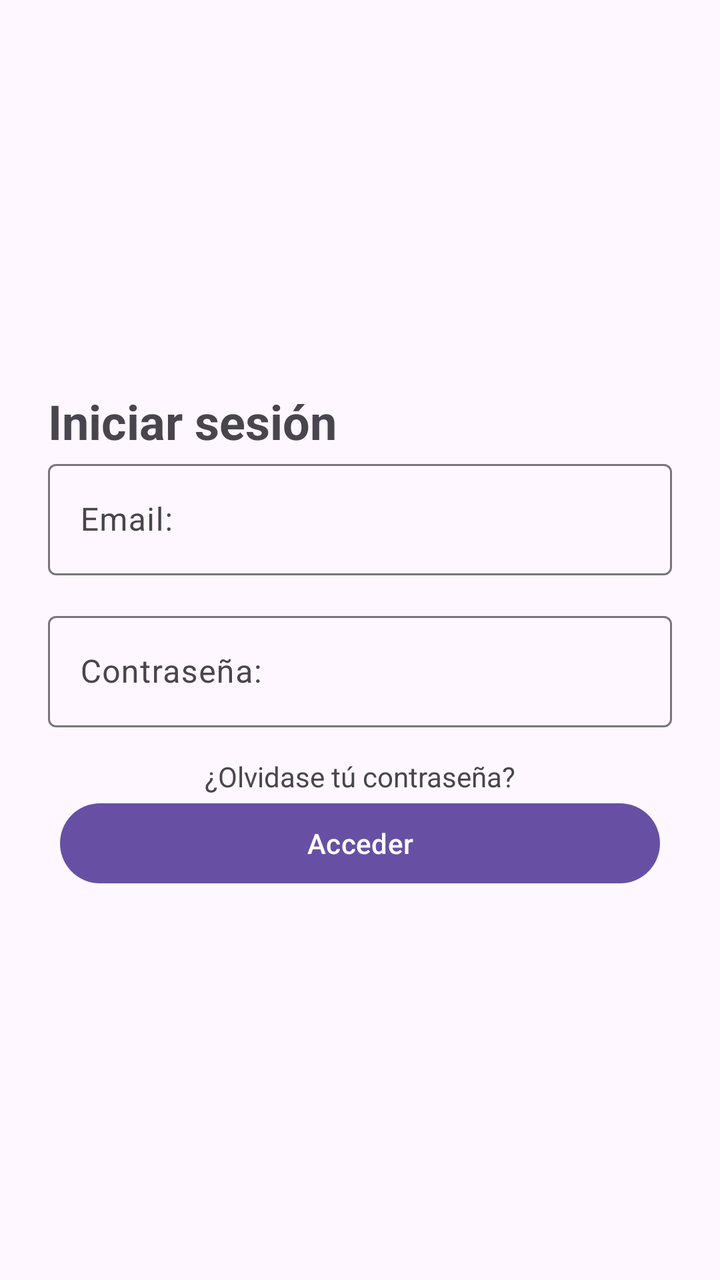
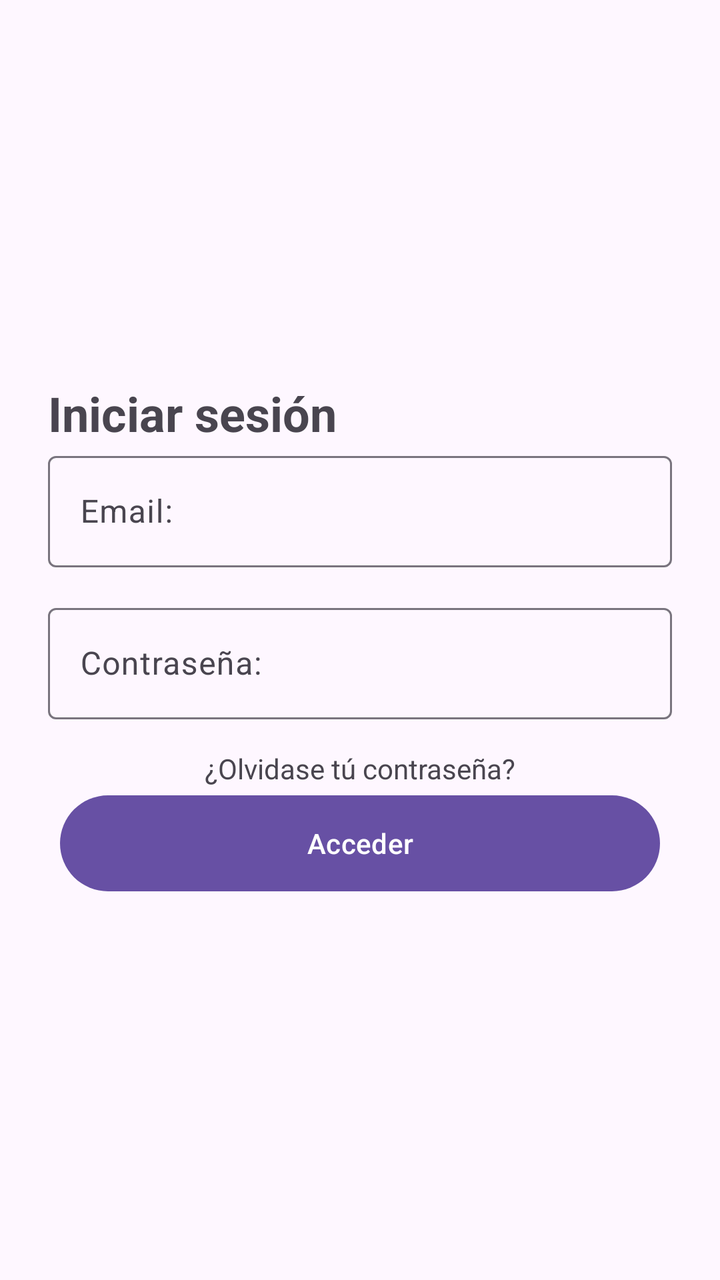

Screens rendered from an Android XML layout before and after an edit, with the pre-edit source and the edit as a unified diff.
<!-- AndroidManifest.xml: application theme Theme.CestaFamiliar -->
<!-- res/layout/activity_login.xml -->
<?xml version="1.0" encoding="utf-8"?>
<LinearLayout xmlns:android="http://schemas.android.com/apk/res/android"
    xmlns:app="http://schemas.android.com/apk/res-auto"
    android:id="@+id/nombre"
    android:layout_width="match_parent"
    android:layout_height="match_parent"
    android:layout_gravity="end"
    android:gravity="center"
    android:orientation="vertical"
    android:padding="24dp">

    <TextView
        android:id="@+id/tvTitulo"
        android:layout_width="match_parent"
        android:layout_height="wrap_content"
        android:text="Iniciar sesión"
        android:textSize="24sp"
        android:textStyle="bold" />

    <com.google.android.material.textfield.TextInputLayout
        android:layout_width="match_parent"
        android:layout_height="76dp"
        app:hintAnimationEnabled="false">

        <com.google.android.material.textfield.TextInputEditText
            android:id="@+id/tinputEmail"
            android:layout_width="match_parent"
            android:layout_height="wrap_content"
            android:hint="Email:"
            android:inputType="textEmailAddress" />
    </com.google.android.material.textfield.TextInputLayout>

    <com.google.android.material.textfield.TextInputLayout
        android:layout_width="match_parent"
        android:layout_height="76dp"
        app:hintAnimationEnabled="false">

        <com.google.android.material.textfield.TextInputEditText
            android:id="@+id/tinputContraseña"
            android:layout_width="match_parent"
            android:layout_height="wrap_content"
            android:hint="Contraseña:"
            android:inputType="textPassword"
            android:password="true" />
    </com.google.android.material.textfield.TextInputLayout>

    <TextView
        android:id="@+id/tvRecuperarContraseña"
        android:layout_width="match_parent"
        android:layout_height="19dp"
        android:text="¿Olvidase tú contraseña?"
        android:textAlignment="center" />

    <Button
        android:id="@+id/button"
        android:layout_width="300dp"
        android:layout_height="wrap_content"
        android:text="Acceder" />

</LinearLayout>
<!-- resources referenced by this layout -->
<resources>
  <style name="Theme.CestaFamiliar" parent="Base.Theme.CestaFamiliar" />
  <style name="Base.Theme.CestaFamiliar" parent="Theme.Material3.DayNight.NoActionBar">
          
          
      </style>
</resources>

<!-- the commit's change to res/layout/activity_login.xml (unified diff, before → after) -->
@@ -54,7 +54,7 @@
     <Button
         android:id="@+id/button"
         android:layout_width="300dp"
-        android:layout_height="wrap_content"
+        android:layout_height="56dp"
         android:text="Acceder" />
 
 </LinearLayout>
